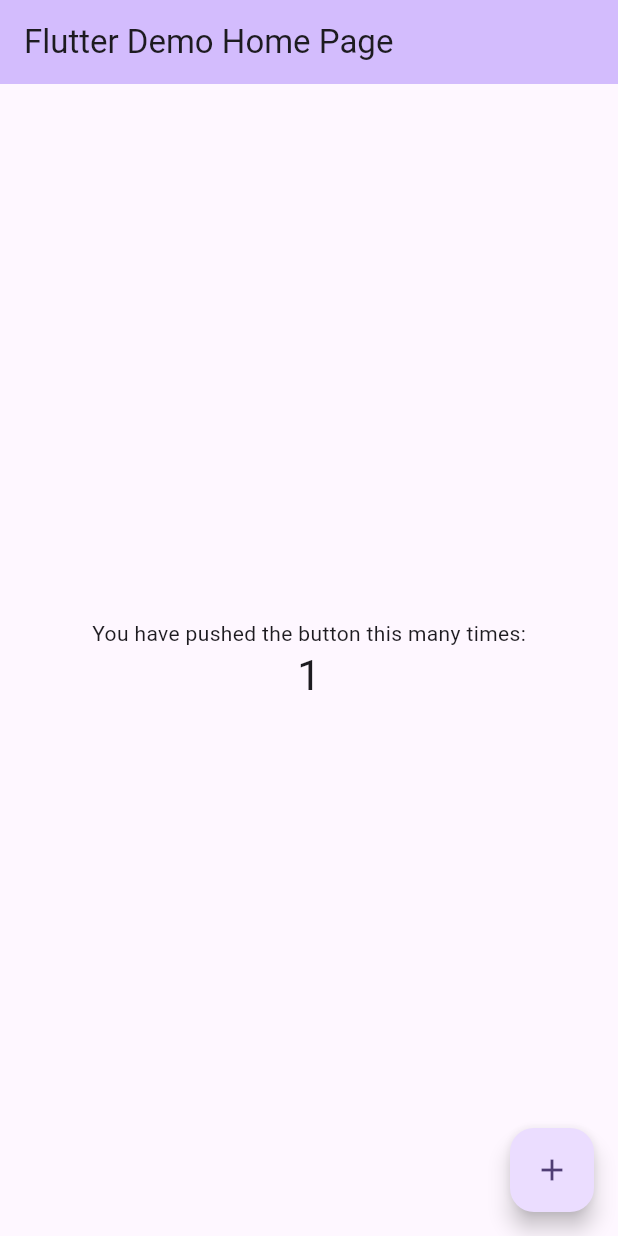
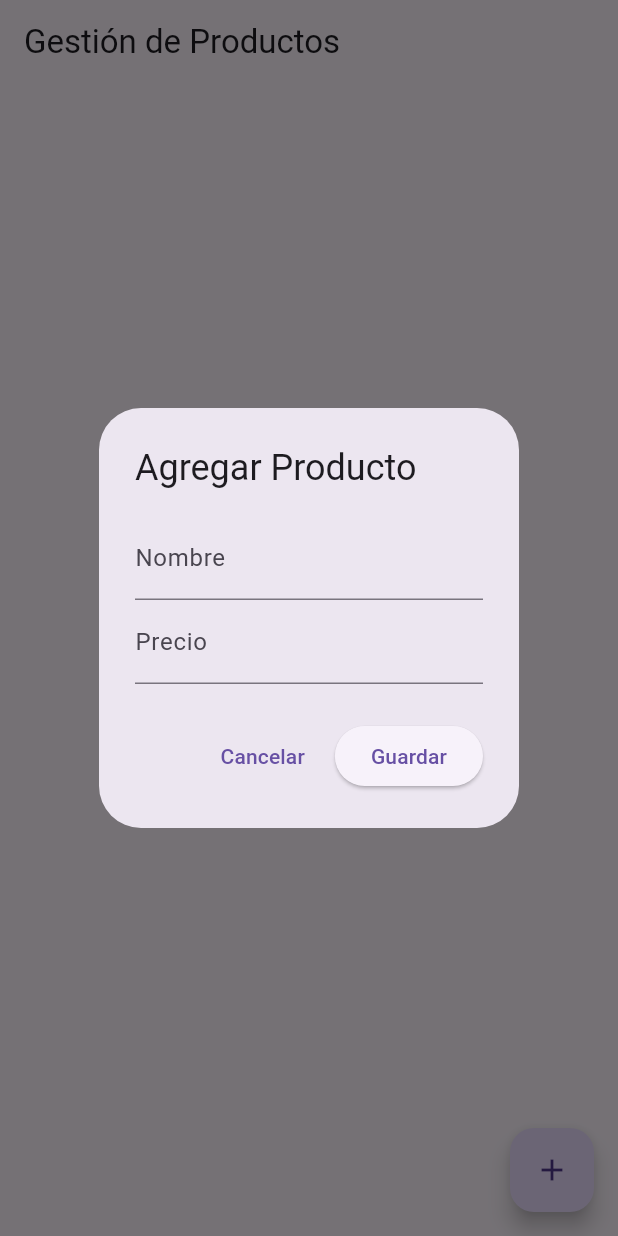
Before and after one commit to Luis301311/box_controller, a Flutter app: the screen it shows after launch, after a tap on the "add" icon, on a phone screen of 412 x 824 dp. Run offline on Flutter 3.47's test engine with Material 3 defaults, Android fonts, the phone set to English and light mode, and no system bars.

Commit message:
Modificacion de main

```diff
--- a/lib/main.dart
+++ b/lib/main.dart
@@ -1,122 +1,120 @@
 import 'package:flutter/material.dart';
 
 void main() {
-  runApp(const MyApp());
+  runApp(ProductApp());
 }
 
-class MyApp extends StatelessWidget {
-  const MyApp({super.key});
+class Product {
+  String name;
+  double price;
 
-  // This widget is the root of your application.
+  Product({required this.name, required this.price});
+}
+
+class ProductApp extends StatelessWidget {
   @override
   Widget build(BuildContext context) {
     return MaterialApp(
-      title: 'Flutter Demo',
-      theme: ThemeData(
-        // This is the theme of your application.
-        //
-        // TRY THIS: Try running your application with "flutter run". You'll see
-        // the application has a purple toolbar. Then, without quitting the app,
-        // try changing the seedColor in the colorScheme below to Colors.green
-        // and then invoke "hot reload" (save your changes or press the "hot
-        // reload" button in a Flutter-supported IDE, or press "r" if you used
-        // the command line to start the app).
-        //
-        // Notice that the counter didn't reset back to zero; the application
-        // state is not lost during the reload. To reset the state, use hot
-        // restart instead.
-        //
-        // This works for code too, not just values: Most code changes can be
-        // tested with just a hot reload.
-        colorScheme: ColorScheme.fromSeed(seedColor: Colors.deepPurple),
-      ),
-      home: const MyHomePage(title: 'Flutter Demo Home Page'),
+      title: 'Gestión de Productos',
+      theme: ThemeData(primarySwatch: Colors.blue),
+      home: ProductListScreen(),
     );
   }
 }
 
-class MyHomePage extends StatefulWidget {
-  const MyHomePage({super.key, required this.title});
-
-  // This widget is the home page of your application. It is stateful, meaning
-  // that it has a State object (defined below) that contains fields that affect
-  // how it looks.
-
-  // This class is the configuration for the state. It holds the values (in this
-  // case the title) provided by the parent (in this case the App widget) and
-  // used by the build method of the State. Fields in a Widget subclass are
-  // always marked "final".
-
-  final String title;
-
+class ProductListScreen extends StatefulWidget {
   @override
-  State<MyHomePage> createState() => _MyHomePageState();
+  _ProductListScreenState createState() => _ProductListScreenState();
 }
 
-class _MyHomePageState extends State<MyHomePage> {
-  int _counter = 0;
+class _ProductListScreenState extends State<ProductListScreen> {
+  List<Product> _products = [];
 
-  void _incrementCounter() {
+  void _addProduct(String name, double price) {
     setState(() {
-      // This call to setState tells the Flutter framework that something has
-      // changed in this State, which causes it to rerun the build method below
-      // so that the display can reflect the updated values. If we changed
-      // _counter without calling setState(), then the build method would not be
-      // called again, and so nothing would appear to happen.
-      _counter++;
+      _products.add(Product(name: name, price: price));
     });
+  }
+
+  void _removeProduct(int index) {
+    setState(() {
+      _products.removeAt(index);
+    });
+  }
+
+  void _showAddProductDialog() {
+    final nameController = TextEditingController();
+    final priceController = TextEditingController();
+
+    showDialog(
+      context: context,
+      builder: (_) {
+        return AlertDialog(
+          title: Text("Agregar Producto"),
+          content: Column(
+            mainAxisSize: MainAxisSize.min,
+            children: [
+              TextField(
+                controller: nameController,
+                decoration: InputDecoration(labelText: "Nombre"),
+              ),
+              TextField(
+                controller: priceController,
+                decoration: InputDecoration(labelText: "Precio"),
+                keyboardType: TextInputType.number,
+              ),
+            ],
+          ),
+          actions: [
+            TextButton(
+              onPressed: () {
+                Navigator.pop(context);
+              },
+              child: Text("Cancelar"),
+            ),
+            ElevatedButton(
+              onPressed: () {
+                final name = nameController.text.trim();
+                final price = double.tryParse(priceController.text) ?? 0.0;
+                if (name.isNotEmpty && price > 0) {
+                  _addProduct(name, price);
+                  Navigator.pop(context);
+                }
+              },
+              child: Text("Guardar"),
+            ),
+          ],
+        );
+      },
+    );
   }
 
   @override
   Widget build(BuildContext context) {
-    // This method is rerun every time setState is called, for instance as done
-    // by the _incrementCounter method above.
-    //
-    // The Flutter framework has been optimized to make rerunning build methods
-    // fast, so that you can just rebuild anything that needs updating rather
-    // than having to individually change instances of widgets.
     return Scaffold(
       appBar: AppBar(
-        // TRY THIS: Try changing the color here to a specific color (to
-        // Colors.amber, perhaps?) and trigger a hot reload to see the AppBar
-        // change color while the other colors stay the same.
-        backgroundColor: Theme.of(context).colorScheme.inversePrimary,
-        // Here we take the value from the MyHomePage object that was created by
-        // the App.build method, and use it to set our appbar title.
-        title: Text(widget.title),
+        title: Text("Gestión de Productos"),
       ),
-      body: Center(
-        // Center is a layout widget. It takes a single child and positions it
-        // in the middle of the parent.
-        child: Column(
-          // Column is also a layout widget. It takes a list of children and
-          // arranges them vertically. By default, it sizes itself to fit its
-          // children horizontally, and tries to be as tall as its parent.
-          //
-          // Column has various properties to control how it sizes itself and
-          // how it positions its children. Here we use mainAxisAlignment to
-          // center the children vertically; the main axis here is the vertical
-          // axis because Columns are vertical (the cross axis would be
-          // horizontal).
-          //
-          // TRY THIS: Invoke "debug painting" (choose the "Toggle Debug Paint"
-          // action in the IDE, or press "p" in the console), to see the
-          // wireframe for each widget.
-          mainAxisAlignment: MainAxisAlignment.center,
-          children: <Widget>[
-            const Text('You have pushed the button this many times:'),
-            Text(
-              '$_counter',
-              style: Theme.of(context).textTheme.headlineMedium,
+      body: _products.isEmpty
+          ? Center(child: Text("No hay productos registrados"))
+          : ListView.builder(
+              itemCount: _products.length,
+              itemBuilder: (context, index) {
+                final product = _products[index];
+                return ListTile(
+                  title: Text(product.name),
+                  subtitle: Text("\$${product.price.toStringAsFixed(2)}"),
+                  trailing: IconButton(
+                    icon: Icon(Icons.delete, color: Colors.red),
+                    onPressed: () => _removeProduct(index),
+                  ),
+                );
+              },
             ),
-          ],
-        ),
+      floatingActionButton: FloatingActionButton(
+        onPressed: _showAddProductDialog,
+        child: Icon(Icons.add),
       ),
-      floatingActionButton: FloatingActionButton(
-        onPressed: _incrementCounter,
-        tooltip: 'Increment',
-        child: const Icon(Icons.add),
-      ), // This trailing comma makes auto-formatting nicer for build methods.
     );
   }
 }
```
Also changed, not shown: 1 other file.
